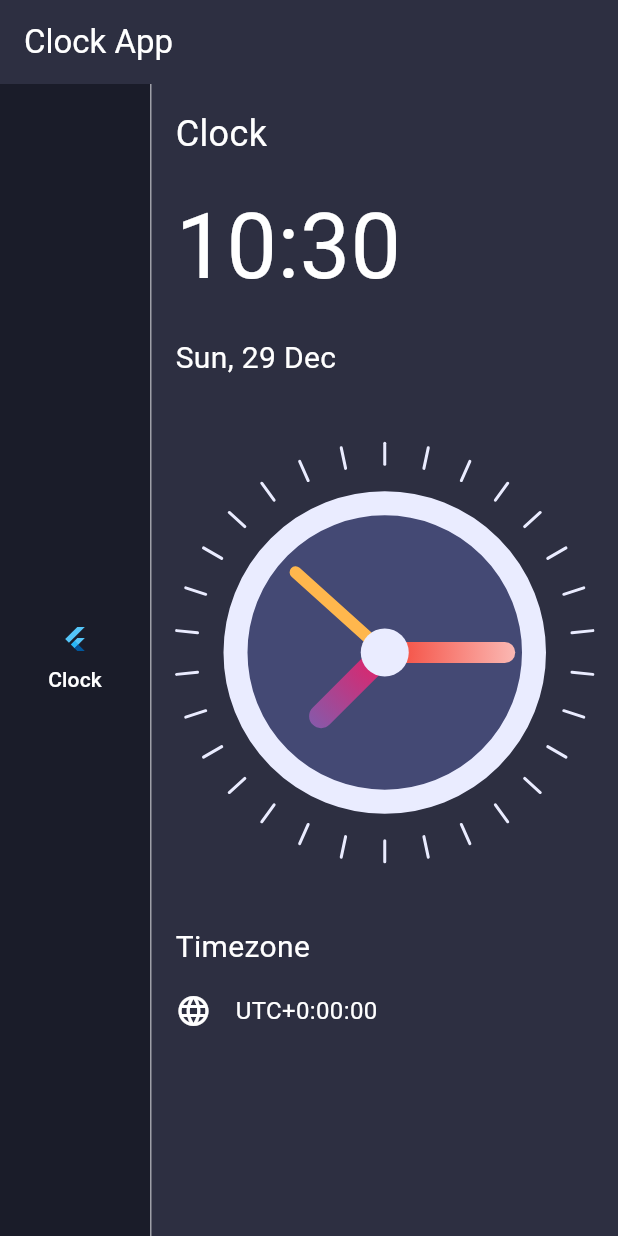
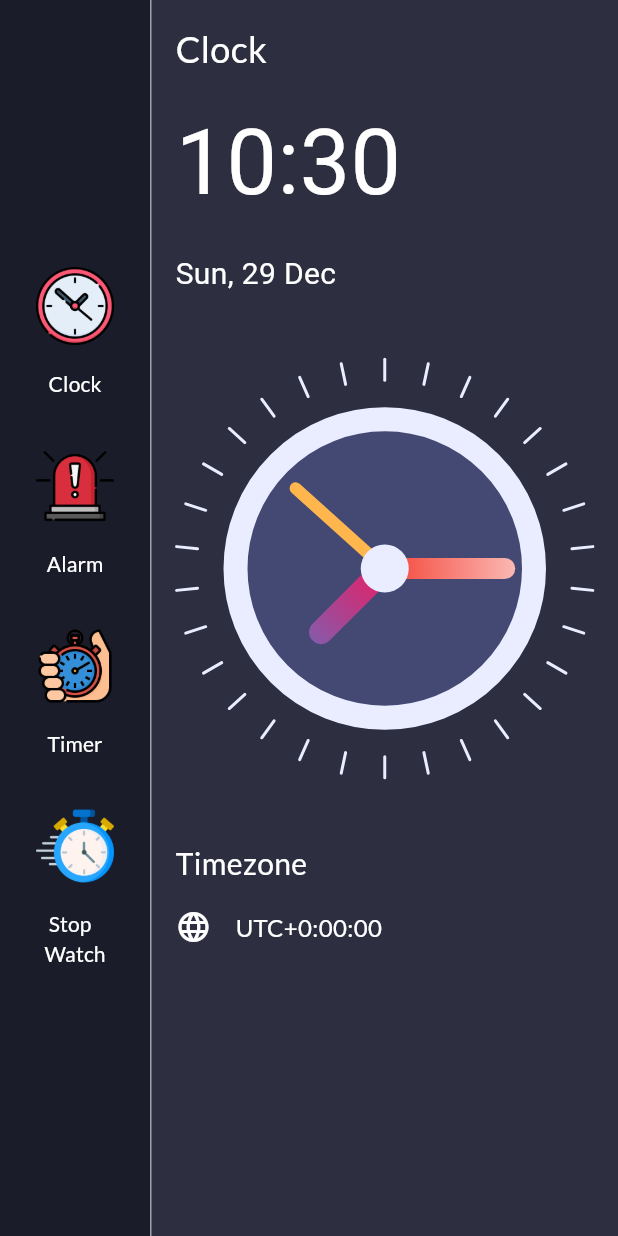
Before and after one commit to aayushxadhikari/clockApp, a Flutter app: the screen it shows after launch, on a phone screen of 412 x 824 dp. Run offline on Flutter 3.47's test engine with Material 3 defaults, Android fonts, the phone set to English and light mode, and no system bars; our stand-ins replace google_fonts.

Commit message:
Adding in homePage

```diff
--- a/lib/homepage.dart
+++ b/lib/homepage.dart
@@ -1,5 +1,6 @@
 import 'package:alarmclock/clock_view.dart';
 import 'package:flutter/material.dart';
+import 'package:google_fonts/google_fonts.dart';
 import 'package:intl/intl.dart';
 
 class Homepage extends StatefulWidget {
@@ -19,15 +20,7 @@ class _HomepageState extends State<Homepage> {
     var offsetSign = timezoneString.startsWith('-') ? '' : '+';
 
     return Scaffold(
-      appBar: AppBar(backgroundColor: const Color(0xFF2D2F41),
-      elevation: 0,
-        title: const Text(
-          "Clock App",
-          style: TextStyle(color: Colors.white),
-        ),
-      ),
       backgroundColor: const Color(0xFF2D2F41),
-
       body: Row(
         children: [
           Container(
@@ -36,23 +29,10 @@ class _HomepageState extends State<Homepage> {
             child: Column(
               mainAxisAlignment: MainAxisAlignment.center,
               children: [
-                ElevatedButton(
-                  style: ElevatedButton.styleFrom(
-                    foregroundColor: Colors.white, backgroundColor: const Color(0xFF1A1C29),
-                    shadowColor: Colors.transparent,
-                  ),
-                  onPressed: () {},
-                  child: Column(
-                    children: const [
-                      FlutterLogo(),
-                      SizedBox(height: 8),
-                      Text(
-                        'Clock',
-                        style: TextStyle(color: Colors.white, fontSize: 14),
-                      ),
-                    ],
-                  ),
-                ),
+                buildMenuButton('Clock', 'assets/clock.png'),
+                buildMenuButton('Alarm', 'assets/alarm.png'),
+                buildMenuButton('Timer', 'assets/timer.png'),
+                buildMenuButton(' Stop\nWatch', 'assets/stopwatch.png'),
               ],
             ),
           ),
@@ -67,9 +47,9 @@ class _HomepageState extends State<Homepage> {
               child: Column(
                 crossAxisAlignment: CrossAxisAlignment.start,
                 children: [
-                  const Text(
+                  Text(
                     "Clock",
-                    style: TextStyle(color: Colors.white, fontSize: 24),
+                    style: GoogleFonts.lato(color: Colors.white, fontSize: 24),
                   ),
                   const SizedBox(height: 16),
                   Text(
@@ -85,9 +65,9 @@ class _HomepageState extends State<Homepage> {
                   // Replace ClockView with your actual implementation
                   ClockView(),
                   const SizedBox(height: 32),
-                  const Text(
+                  Text(
                     "Timezone",
-                    style: TextStyle(color: Colors.white, fontSize: 20),
+                    style: GoogleFonts.lato(color: Colors.white, fontSize: 20),
                   ),
                   const SizedBox(height: 16),
                   Row(
@@ -96,7 +76,7 @@ class _HomepageState extends State<Homepage> {
                       const SizedBox(width: 16),
                       Text(
                         'UTC$offsetSign$timezoneString',
-                        style: const TextStyle(color: Colors.white, fontSize: 16),
+                        style: GoogleFonts.lato(color: Colors.white, fontSize: 16),
                       ),
                     ],
                   ),
@@ -108,4 +88,27 @@ class _HomepageState extends State<Homepage> {
       ),
     );
   }
+
+  Padding buildMenuButton(String title, String image) {
+    return Padding(
+      padding: const EdgeInsets.symmetric(vertical: 16.0),
+      child: ElevatedButton(
+                  style: ElevatedButton.styleFrom(
+                    foregroundColor: Colors.white, backgroundColor: const Color(0xFF1A1C29),
+                    shadowColor: Colors.transparent,
+                  ),
+                  onPressed: () {},
+                  child: Column(
+                    children: [
+                      Image.asset(image, scale: 1.5,),
+                      const SizedBox(height: 16),
+                      Text(
+                        title ?? '',
+                        style: GoogleFonts.lato(color: Colors.white, fontSize: 14),
+                      ),
+                    ],
+                  ),
+                ),
+    );
+  }
 }
--- a/pubspec.yaml
+++ b/pubspec.yaml
@@ -36,6 +36,7 @@ dependencies:
   # Use with the CupertinoIcons class for iOS style icons.
   cupertino_icons: ^1.0.8
   intl: ^0.20.1
+  google_fonts: ^6.2.1
 
 dev_dependencies:
   flutter_test:
@@ -60,9 +61,8 @@ flutter:
   uses-material-design: true
 
   # To add assets to your application, add an assets section, like this:
-  # assets:
-  #   - images/a_dot_burr.jpeg
-  #   - images/a_dot_ham.jpeg
+  assets:
+    - assets/
 
   # An image asset can refer to one or more resolution-specific "variants", see
   # https://flutter.dev/to/resolution-aware-images
```
Also changed, not shown: assets/alarm.png (added), assets/clock.png (added), assets/stopwatch.png (added), assets/timer.png (added), pubspec.lock, 7 other files.
